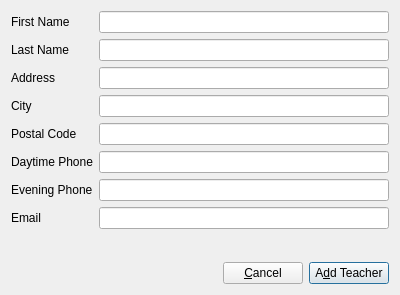
diana134/afs, file Forms/ui_addTeacherDialog.ui: the form before one commit.
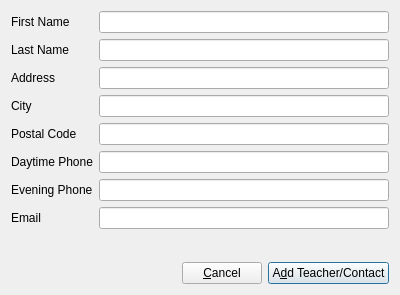
The form after the commit.

Commit message: Groups can have teacher and contact person (for use with piano duets etc.)

What changed in the file:
```diff
--- a/Forms/ui_addTeacherDialog.ui
+++ b/Forms/ui_addTeacherDialog.ui
@@ -27,7 +27,7 @@
    <item row="2" column="2">
     <widget class="QPushButton" name="addTeacherBtn">
      <property name="text">
-      <string>A&amp;dd Teacher</string>
+      <string>A&amp;dd Teacher/Contact</string>
      </property>
      <property name="autoDefault">
       <bool>false</bool>
```
Left out of the diff: 2 changed lines with no effect on the pictures. The commit also changes 8 other files.
